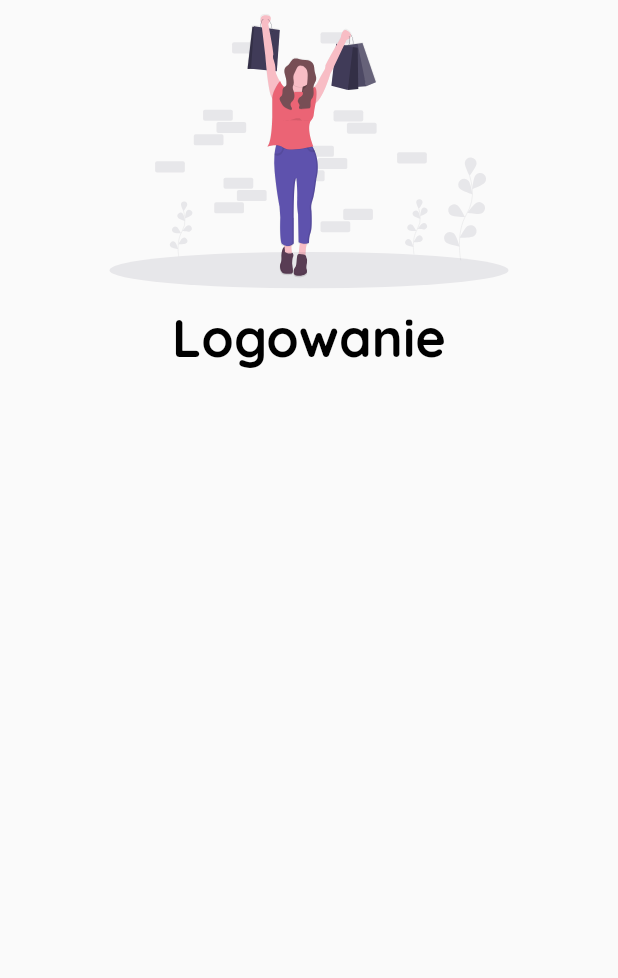
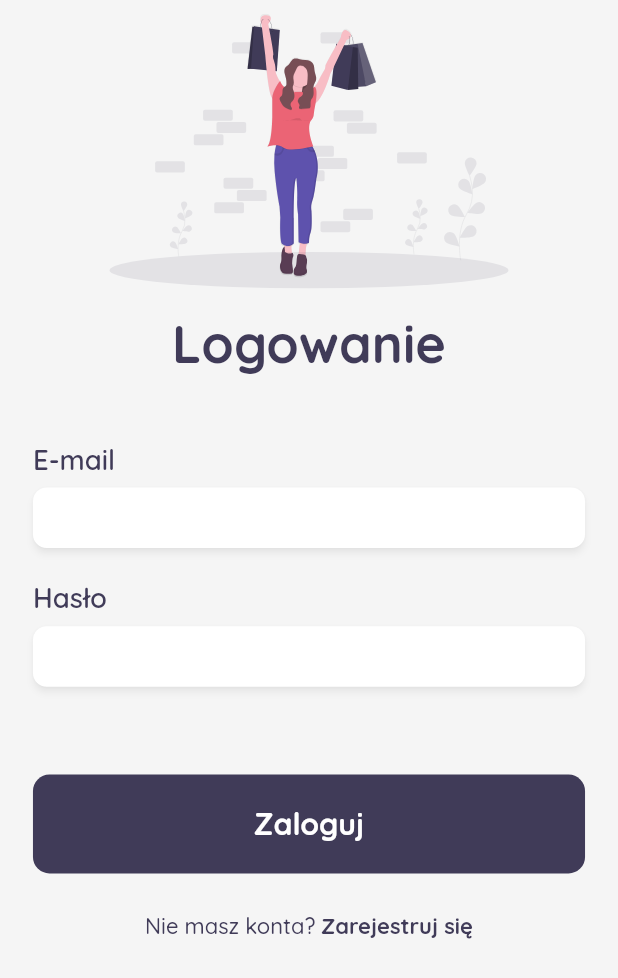
Before and after one commit to WeSsli/SneakersShop, a Flutter app: the screen it shows after launch, on a phone screen of 412 x 824 dp. Shown: the top 978 px of the screen. Run offline on Flutter 3.47's test engine with Material 2 defaults, Android fonts, the phone set to English and light mode, and no system bars; our stand-ins replace firebase_core, flutter_svg, get, google_fonts, responsive_framework; accounts and stored records are empty.

Commit message:
Added login screen UI

```diff
--- a/lib/main.dart
+++ b/lib/main.dart
@@ -5,13 +5,16 @@ import 'package:get/get.dart';
 import 'package:sneakers/screens/login_screen.dart';
 import 'package:responsive_framework/responsive_framework.dart';
 import 'package:sneakers/utils/precache_image.dart';
+import 'package:sneakers/utils/theme.dart';
 
 void main() async {
   WidgetsFlutterBinding.ensureInitialized();
   await Firebase.initializeApp();
   SystemChrome.setSystemUIOverlayStyle(
     SystemUiOverlayStyle.dark.copyWith(
-      statusBarColor: Colors.white,
+      statusBarColor: Colors.transparent,
+      systemNavigationBarColor: Colors.white,
+      systemNavigationBarIconBrightness: Brightness.dark,
     ),
   );
   runApp(MyApp());
@@ -21,6 +24,8 @@ class MyApp extends StatelessWidget {
   @override
   Widget build(BuildContext context) {
     return GetMaterialApp(
+
+      theme: AppTheme.light,
         debugShowCheckedModeBanner: false,
         home: LoginScreen(),
         builder: (context, widget) {
--- a/lib/screens/login_screen.dart
+++ b/lib/screens/login_screen.dart
@@ -1,14 +1,21 @@
+import 'package:flutter/cupertino.dart';
 import 'package:flutter/material.dart';
 import 'package:flutter_svg/flutter_svg.dart';
-import 'package:google_fonts/google_fonts.dart';
+import 'package:get/get.dart';
+import 'package:sneakers/widgets/text_input.dart';
 
 class LoginScreen extends StatelessWidget {
   @override
   Widget build(BuildContext context) {
     return Scaffold(
       body: SafeArea(
+        top: false,
+        child: SingleChildScrollView(
           child: Column(
             children: [
+              SizedBox(
+                height: context.mediaQuery.padding.top,
+              ),
               Container(
                 margin: EdgeInsets.only(top: 10),
                 child: SizedBox(
@@ -17,17 +24,95 @@ class LoginScreen extends StatelessWidget {
                 ),
               ),
               SizedBox(
-              height: 12,
+                height: 16,
               ),
               Text(
                 "Logowanie",
-              style: GoogleFonts.quicksand(
+                style: context.textTheme.bodyText1.copyWith(
                   fontSize: 38,
-                color: Colors.black,
                   fontWeight: FontWeight.bold,
                 ),
-            )
+              ),
+              SizedBox(
+                height: 48,
+              ),
+              TextInput(
+                label: "E-mail",
+                textEditingController: TextEditingController(),
+                type: TextInputType.emailAddress,
+              ),
+              SizedBox(
+                height: 24,
+              ),
+              TextInput(
+                label: "Hasło",
+                textEditingController: TextEditingController(),
+                obscure: true,
+              ),
+              SizedBox(
+                height: 64,
+              ),
+              CupertinoButton(
+                child: Container(
+                  margin: const EdgeInsets.symmetric(horizontal: 24),
+                  width: context.mediaQuery.size.width,
+                  decoration: BoxDecoration(
+                    color: context.theme.primaryColor,
+                    borderRadius: BorderRadius.circular(12),
+                  ),
+                  child: Padding(
+                    padding: const EdgeInsets.symmetric(vertical: 22),
+                    child: Center(
+                      child: Text(
+                        "Zaloguj",
+                        style: context.textTheme.bodyText1.copyWith(
+                          fontSize: 22,
+                          fontWeight: FontWeight.w800,
+                          color: Colors.white,
+                        ),
+                      ),
+                    ),
+                  ),
+                ),
+                minSize: 0,
+                color: Colors.transparent,
+                padding: EdgeInsets.zero,
+                onPressed: () {},
+              ),
+              SizedBox(
+                height: 28,
+              ),
+              Row(
+                mainAxisAlignment: MainAxisAlignment.center,
+                children: [
+                  Text(
+                    "Nie masz konta?",
+                    style: context.textTheme.bodyText1.copyWith(
+                      fontSize: 16,
+                      color: context.theme.primaryColor,
+                    ),
+                  ),
+                  SizedBox(
+                    width: 4,
+                  ),
+                  CupertinoButton(
+                    child: Text(
+                      "Zarejestruj się",
+                      style: context.textTheme.bodyText1.copyWith(
+                        fontSize: 16,
+                        fontWeight: FontWeight.w800,
+                        color: context.theme.primaryColor,
+                      ),
+                    ),
+                    onPressed: () {},
+                    padding: EdgeInsets.zero,
+                    minSize: 0,
+                    color: Colors.transparent,
+                  ),
                 ],
+              ),
+            ],
+          ),
         ),
       ),
     );
--- /dev/null
+++ b/lib/utils/theme.dart
@@ -0,0 +1,27 @@
+import 'package:flutter/material.dart';
+import 'package:google_fonts/google_fonts.dart';
+
+class AppTheme {
+  //Light theme
+  static final ThemeData light = ThemeData.light().copyWith(
+    scaffoldBackgroundColor: Color(0xFFF5F5F5),
+    primaryColor: Color(0xFF403B58),
+    primaryColorDark: Color(0xFF1F775C),
+    accentColor: Color(0xFF218B5E),
+    iconTheme: IconThemeData(
+      color: Color(0xFFADB0BC),
+    ),
+    textTheme: GoogleFonts.quicksandTextTheme().apply(
+      displayColor: Color(0xFF403B58),
+      bodyColor: Color(0xFF403B58),
+    ),
+    bottomSheetTheme: BottomSheetThemeData(
+      backgroundColor: Color(0xFFFFFFFF),
+      shape: RoundedRectangleBorder(
+        borderRadius: BorderRadius.vertical(
+          top: Radius.circular(16),
+        ),
+      ),
+    ),
+  );
+}
--- /dev/null
+++ b/lib/widgets/text_input.dart
@@ -0,0 +1,54 @@
+import 'package:flutter/cupertino.dart';
+import 'package:flutter/material.dart';
+import 'package:get/get.dart';
+
+class TextInput extends StatelessWidget {
+  final String label;
+  final TextEditingController textEditingController;
+  final bool obscure;
+  final TextInputType type;
+
+  const TextInput({
+    Key key,
+    @required this.label,
+    @required this.textEditingController,
+    this.obscure = false,
+    this.type = TextInputType.text,
+  }) : super(key: key);
+
+  @override
+  Widget build(BuildContext context) {
+    return Padding(
+      padding: const EdgeInsets.symmetric(horizontal: 24),
+      child: Column(
+        crossAxisAlignment: CrossAxisAlignment.start,
+        children: [
+          Text(
+            label,
+            style: context.textTheme.bodyText1.copyWith(
+              fontSize: 20,
+              fontWeight: FontWeight.w600,
+            ),
+          ),
+          SizedBox(
+            height: 8,
+          ),
+          PhysicalModel(
+            color: Colors.white,
+            borderRadius: BorderRadius.circular(10),
+            elevation: 2,
+            shadowColor: Colors.black.withOpacity(0.3),
+
+            child: CupertinoTextField(
+              padding: EdgeInsets.symmetric(vertical: 12, horizontal: 6),
+              decoration: BoxDecoration(color: Colors.transparent),
+              controller: textEditingController,
+              obscureText: obscure,
+              keyboardType: type,
+            ),
+          ),
+        ],
+      ),
+    );
+  }
+}
```
Lines whose indentation alone changed are shown as unchanged.
